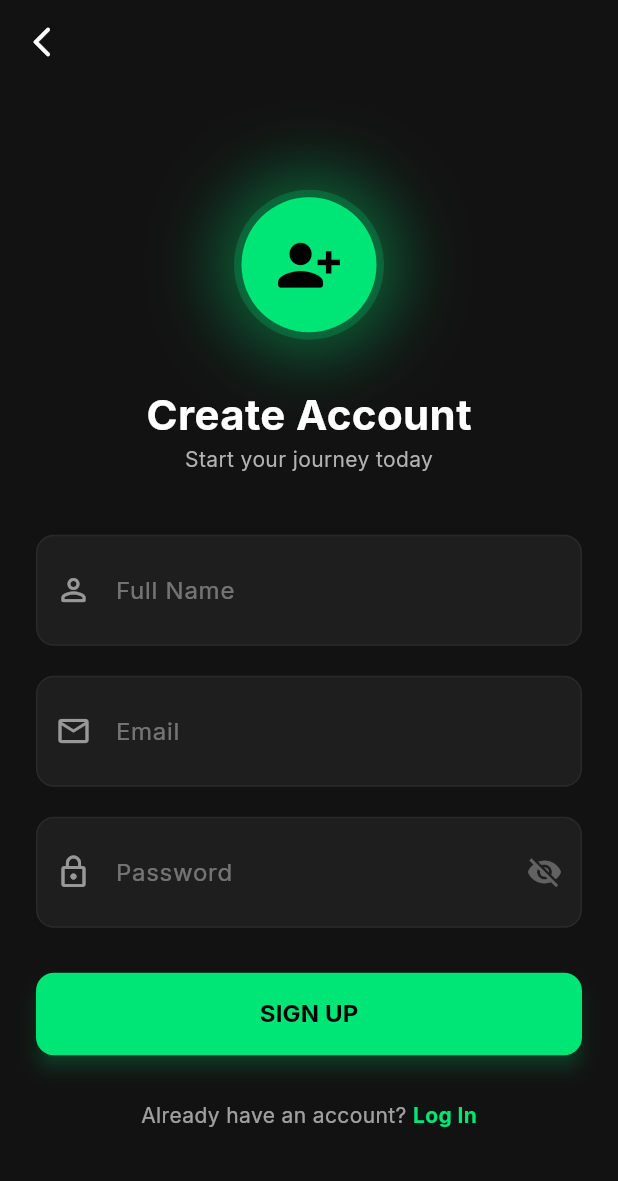
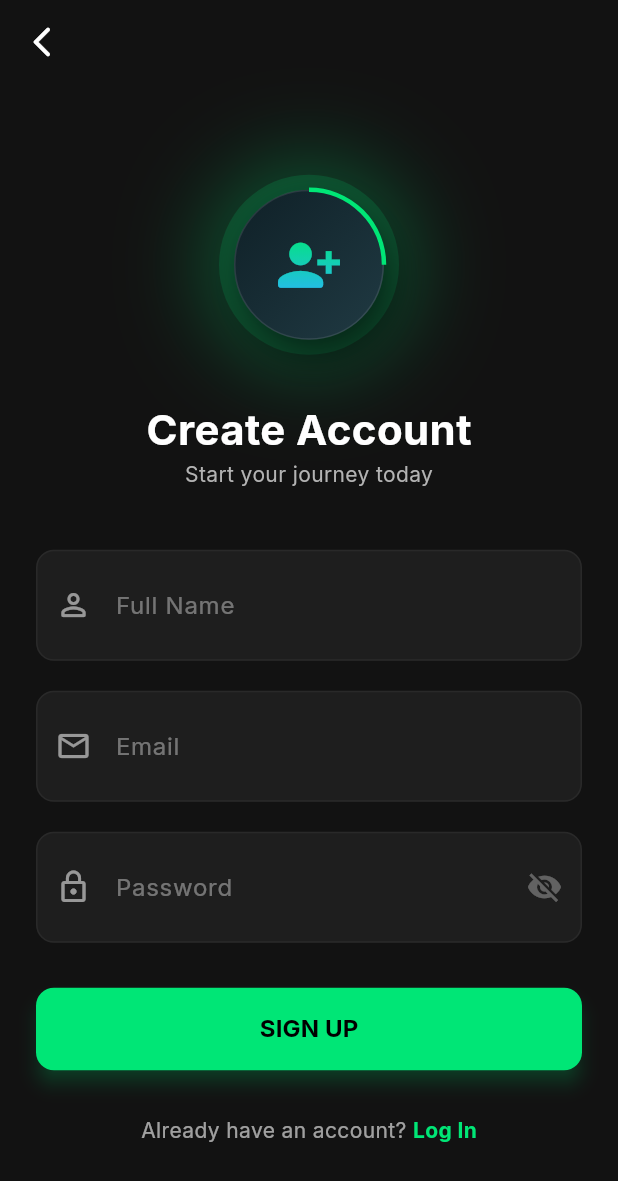
Before and after one commit to tatanardila99/chunking-app-mobile, a Flutter app: the screen it shows after launch, after a tap on "Sign Up", on a phone screen of 412 x 824 dp. Shown: the top 1181 px of the screen. Run offline on Flutter 3.47's test engine with Material 3 defaults, Android fonts, the phone set to English and light mode, and no system bars; our stand-ins replace flutter_riverpod, flutter_secure_storage, go_router, google_fonts, sqflite; accounts and stored records are empty.

Commit message:
style(auth): implement 'Neural Core' UI design for login and register screens

```diff
--- a/lib/presentation/screens/auth/login_screen.dart
+++ b/lib/presentation/screens/auth/login_screen.dart
@@ -1,7 +1,7 @@
 import 'package:flutter/material.dart';
 import 'package:go_router/go_router.dart';
 import '../../../core/theme/app_theme.dart';
-import '../../../core/utils/snackbar_utils.dart'; // Asegúrate que esta ruta sea correcta
+import '../../../core/utils/snackbar_utils.dart';
 import '../../../data/services/auth_service.dart';
 
 class LoginScreen extends StatefulWidget {
@@ -66,70 +66,97 @@ class _LoginScreenState extends State<LoginScreen> {
       body: SafeArea(
         child: Center(
           child: SingleChildScrollView(
-            padding: const EdgeInsets.all(24.0),
+            padding: const EdgeInsets.all(18.0),
             child: Column(
               mainAxisAlignment: MainAxisAlignment.center,
               children: [
-                // --- LOGO NEÓN ---
+                // --- INICIO NUEVO LOGO (NEURAL CORE) ---
                 Stack(
                   alignment: Alignment.center,
                   children: [
+                    // 1. EL RESPLANDOR (Glow)
+                    Container(
+                      width: 120, // Un poco más grande para el brillo
+                      height: 120,
+                      decoration: BoxDecoration(
+                        shape: BoxShape.circle,
+                        color: const Color(0xFF00E676).withOpacity(0.15),
+                        boxShadow: [
+                          BoxShadow(
+                            color: const Color(0xFF00E676).withOpacity(0.3),
+                            blurRadius: 50,
+                            spreadRadius: 10,
+                          ),
+                        ],
+                      ),
+                    ),
+
+                    // 2. EL CUERPO PRINCIPAL (Gradiente Profundo)
                     Container(
                       width: 100,
                       height: 100,
                       decoration: BoxDecoration(
                         shape: BoxShape.circle,
-                        color: AppTheme.primaryGreen.withOpacity(0.2),
+                        gradient: const LinearGradient(
+                          colors: [
+                            Color(0xFF0F2027), // Negro azulado
+                            Color(0xFF203A43), // Gris azulado metálico
+                          ],
+                          begin: Alignment.topLeft,
+                          end: Alignment.bottomRight,
+                        ),
+                        border: Border.all(
+                          color: Colors.white.withOpacity(0.1),
+                          width: 1,
+                        ),
                         boxShadow: [
                           BoxShadow(
-                            color: AppTheme.primaryGreen.withOpacity(0.4),
-                            blurRadius: 40,
-                            spreadRadius: 10,
+                            color: Colors.black.withOpacity(0.6),
+                            blurRadius: 20,
+                            offset: const Offset(5, 10),
                           ),
                         ],
                       ),
                     ),
-                    Container(
+
+                    // 3. EL ANILLO DE ENERGÍA (Indicador de Progreso)
+                    SizedBox(
                       width: 90,
                       height: 90,
-                      decoration: BoxDecoration(
-                        shape: BoxShape.circle,
-                        gradient: const LinearGradient(
-                          colors: [AppTheme.primaryGreen, Color(0xFF00E676)],
-                          begin: Alignment.topLeft,
-                          end: Alignment.bottomRight,
+                      child: CircularProgressIndicator(
+                        value: 0.75, // Simula carga/progreso
+                        strokeWidth: 3,
+                        valueColor: const AlwaysStoppedAnimation<Color>(
+                          Color(0xFF00E676),
                         ),
-                        boxShadow: [
-                          BoxShadow(
-                            color: Colors.black.withOpacity(0.3),
-                            blurRadius: 10,
-                            offset: const Offset(0, 5),
-                          ),
-                        ],
-                      ),
-                      child: const Icon(
-                        Icons.vpn_key_rounded,
-                        size: 45,
-                        color: Colors.black,
+                        backgroundColor: Colors.transparent,
                       ),
                     ),
-                    Positioned(
-                      top: 20,
-                      right: 25,
-                      child: Container(
-                        width: 15,
-                        height: 15,
-                        decoration: BoxDecoration(
-                          color: Colors.white.withOpacity(0.3),
-                          shape: BoxShape.circle,
-                        ),
+
+                    // 4. EL ÍCONO FLOTANTE (Con Gradiente)
+                    ShaderMask(
+                      shaderCallback: (Rect bounds) {
+                        return const LinearGradient(
+                          colors: [
+                            Color(0xFF00E676), // Verde Neón
+                            Color(0xFF29B6F6), // Azul Cian
+                          ],
+                          begin: Alignment.topCenter,
+                          end: Alignment.bottomCenter,
+                        ).createShader(bounds);
+                      },
+                      child: const Icon(
+                        Icons.layers_outlined, // Representa "Chunking"
+                        size: 45,
+                        color: Colors.white,
                       ),
                     ),
                   ],
                 ),
 
-                // --- FIN LOGO ---
-                const SizedBox(height: 30),
+                // --- FIN NUEVO LOGO ---
+                const SizedBox(height: 40),
+
                 const Text(
                   "Welcome Back",
                   style: TextStyle(
@@ -138,10 +165,12 @@ class _LoginScreenState extends State<LoginScreen> {
                     fontWeight: FontWeight.bold,
                   ),
                 ),
+                const SizedBox(height: 8),
                 const Text(
                   "Sign in to sync your progress",
                   style: TextStyle(color: AppTheme.textGrey, fontSize: 14),
                 ),
+
                 const SizedBox(height: 40),
 
                 // FORMULARIO
@@ -159,7 +188,7 @@ class _LoginScreenState extends State<LoginScreen> {
                   icon: Icons.lock_outline,
                   isPassword: true,
                   textInputAction: TextInputAction.done,
-                  onSubmitted: (_) => _handleLogin(), // Login al dar Enter
+                  onSubmitted: (_) => _handleLogin(),
                 ),
 
                 const SizedBox(height: 10),
--- a/lib/presentation/screens/auth/register_screen.dart
+++ b/lib/presentation/screens/auth/register_screen.dart
@@ -1,7 +1,7 @@
 import 'package:flutter/material.dart';
 import 'package:go_router/go_router.dart';
 import '../../../core/theme/app_theme.dart';
-import '../../../core/utils/snackbar_utils.dart'; // Revisa la importación
+import '../../../core/utils/snackbar_utils.dart';
 import '../../../data/services/auth_service.dart';
 
 class RegisterScreen extends StatefulWidget {
@@ -106,46 +106,92 @@ class _RegisterScreenState extends State<RegisterScreen> {
             child: Column(
               mainAxisAlignment: MainAxisAlignment.center,
               children: [
-                // --- LOGO NEÓN (Icono diferente) ---
+                // --- INICIO NUEVO LOGO (NEURAL CORE - REGISTER) ---
                 Stack(
                   alignment: Alignment.center,
                   children: [
+                    // 1. EL RESPLANDOR (Glow)
+                    Container(
+                      width: 120,
+                      height: 120,
+                      decoration: BoxDecoration(
+                        shape: BoxShape.circle,
+                        color: const Color(0xFF00E676).withOpacity(0.15),
+                        boxShadow: [
+                          BoxShadow(
+                            color: const Color(0xFF00E676).withOpacity(0.3),
+                            blurRadius: 50,
+                            spreadRadius: 10,
+                          ),
+                        ],
+                      ),
+                    ),
+
+                    // 2. EL CUERPO PRINCIPAL (Gradiente Profundo)
                     Container(
                       width: 100,
                       height: 100,
                       decoration: BoxDecoration(
                         shape: BoxShape.circle,
-                        color: AppTheme.primaryGreen.withOpacity(0.2),
+                        gradient: const LinearGradient(
+                          colors: [
+                            Color(0xFF0F2027), // Negro azulado
+                            Color(0xFF203A43), // Gris azulado metálico
+                          ],
+                          begin: Alignment.topLeft,
+                          end: Alignment.bottomRight,
+                        ),
+                        border: Border.all(
+                          color: Colors.white.withOpacity(0.1),
+                          width: 1,
+                        ),
                         boxShadow: [
                           BoxShadow(
-                            color: AppTheme.primaryGreen.withOpacity(0.4),
-                            blurRadius: 40,
-                            spreadRadius: 10,
+                            color: Colors.black.withOpacity(0.6),
+                            blurRadius: 20,
+                            offset: const Offset(5, 10),
                           ),
                         ],
                       ),
                     ),
-                    Container(
-                      width: 90,
-                      height: 90,
-                      decoration: BoxDecoration(
-                        shape: BoxShape.circle,
-                        gradient: const LinearGradient(
-                          colors: [AppTheme.primaryGreen, Color(0xFF00E676)],
-                          begin: Alignment.topLeft,
-                          end: Alignment.bottomRight,
+
+                    // 3. EL ANILLO DE ENERGÍA (Estático o animado)
+                    SizedBox(
+                      width: 100,
+                      height: 100,
+                      child: CircularProgressIndicator(
+                        value:
+                            0.25, // Un cuarto de círculo para diferenciar del login
+                        strokeWidth: 3,
+                        valueColor: const AlwaysStoppedAnimation<Color>(
+                          Color(0xFF00E676),
                         ),
+                        backgroundColor: Colors.transparent,
                       ),
+                    ),
+
+                    // 4. EL ÍCONO FLOTANTE (Con Gradiente)
+                    ShaderMask(
+                      shaderCallback: (Rect bounds) {
+                        return const LinearGradient(
+                          colors: [
+                            Color(0xFF00E676), // Verde Neón
+                            Color(0xFF29B6F6), // Azul Cian
+                          ],
+                          begin: Alignment.topCenter,
+                          end: Alignment.bottomCenter,
+                        ).createShader(bounds);
+                      },
                       child: const Icon(
-                        Icons.person_add_alt_1_rounded,
+                        Icons.person_add_alt_1_rounded, // Icono de registro
                         size: 45,
-                        color: Colors.black,
+                        color: Colors.white,
                       ),
                     ),
                   ],
                 ),
 
-                // --- FIN LOGO ---
+                // --- FIN NUEVO LOGO ---
                 const SizedBox(height: 30),
                 const Text(
                   "Create Account",
```
